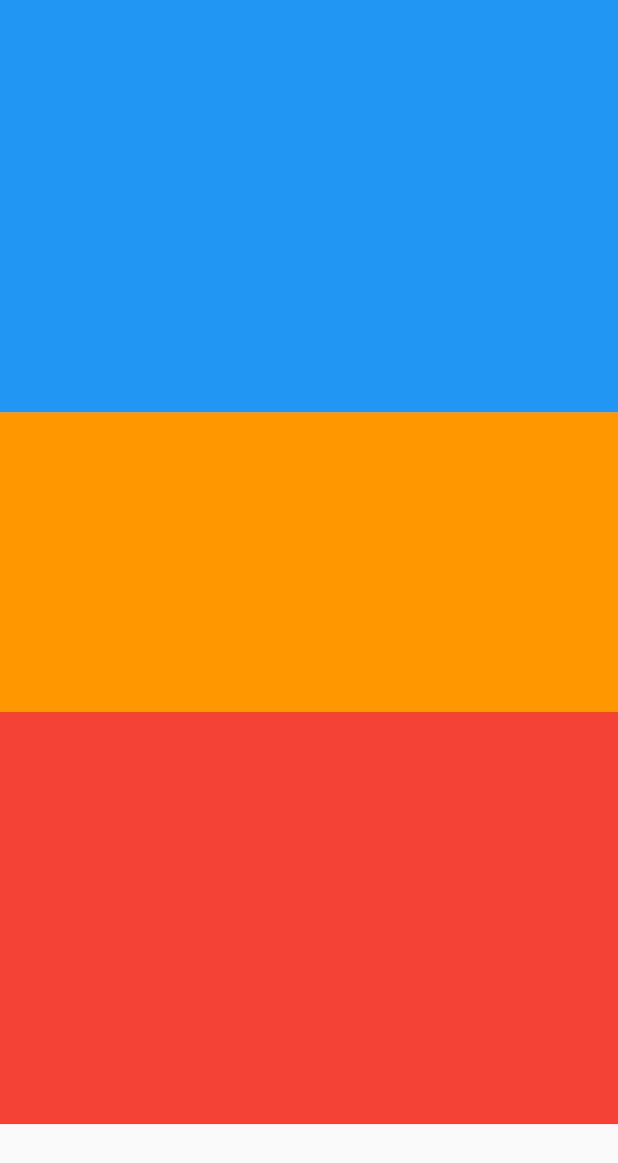
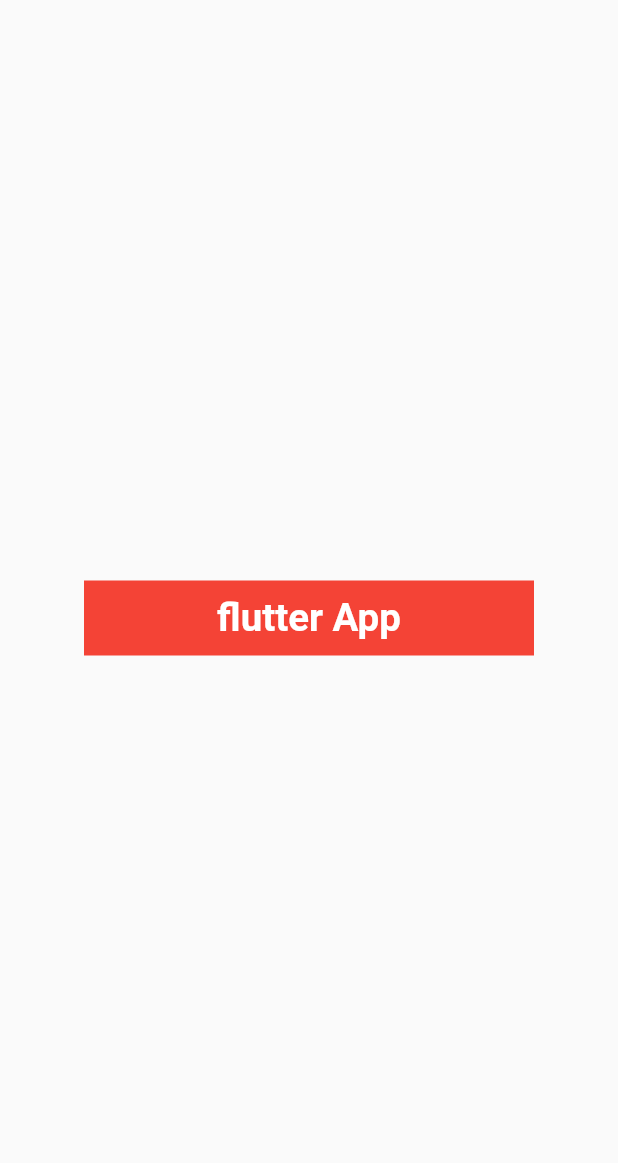
Before and after one commit to zalkary4/flutter_widget_2, a Flutter app: the screen it shows after launch, on a phone screen of 412 x 824 dp. Shown: the top 1163 px of the screen. Run offline on Flutter 3.47's test engine with Material 2 defaults, Android fonts, the phone set to English and light mode, and no system bars.

Commit message:
fitted box

```diff
--- a/lib/main.dart
+++ b/lib/main.dart
@@ -1,5 +1,5 @@
 import 'package:flutter/material.dart';
-import 'package:flutter_application_1/widgets/flexible.dart';
+import 'package:flutter_application_1/widgets/fitted_box.dart';
 
 void main() {
   runApp(const MyApp());
@@ -20,7 +20,7 @@ class _MyAppState extends State<MyApp> {
       theme: ThemeData(
         primarySwatch: Colors.blue,
       ),
-      home: const FlexibleWidget(),
+      home: const FittedBoxWidget(),
     );
   }
 }
--- /dev/null
+++ b/lib/widgets/fitted_box.dart
@@ -0,0 +1,35 @@
+import 'package:flutter/material.dart';
+
+class FittedBoxWidget extends StatefulWidget {
+  const FittedBoxWidget({
+    super.key,
+  });
+
+  @override
+  State<FittedBoxWidget> createState() => _FittedBoxWidgetState();
+}
+
+class _FittedBoxWidgetState extends State<FittedBoxWidget> {
+  @override
+  Widget build(BuildContext context) {
+    return Scaffold(
+      body: Center(
+        child: Container(
+          width: 300,
+          height: 50,
+          color: Colors.red,
+          padding: const EdgeInsets.all(10),
+          child: const FittedBox(
+            child: Text(
+              'flutter App',
+              style: TextStyle(
+                  fontSize: 100,
+                  color: Colors.white,
+                  fontWeight: FontWeight.bold),
+            ),
+          ),
+        ),
+      ),
+    );
+  }
+}
```
